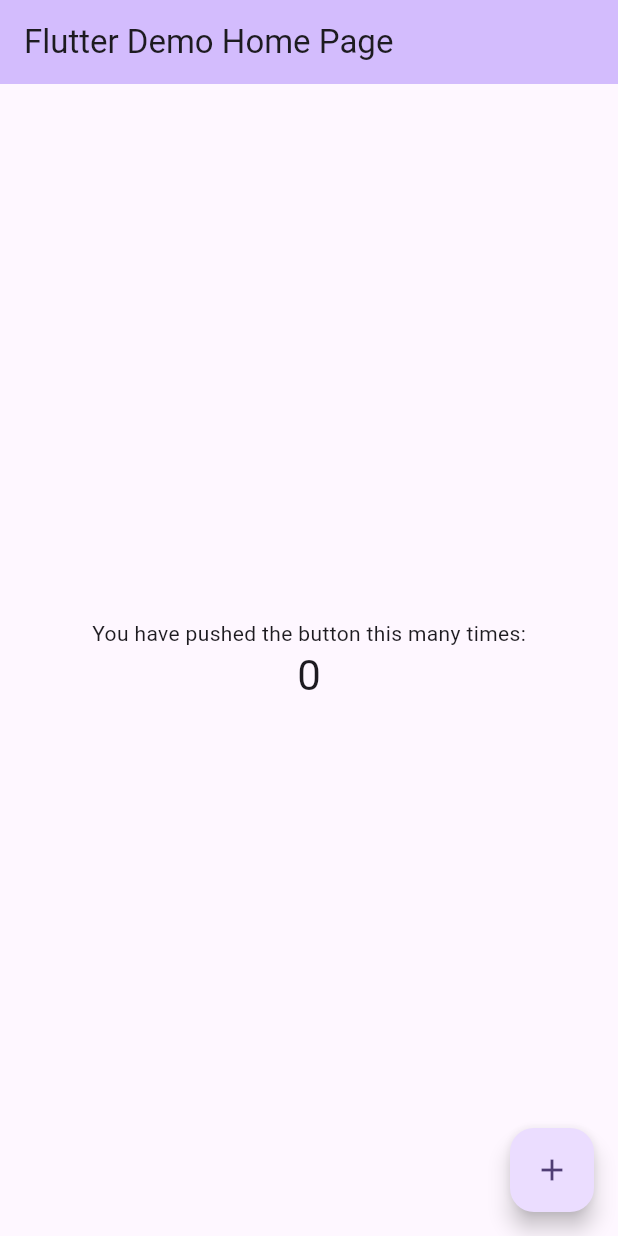
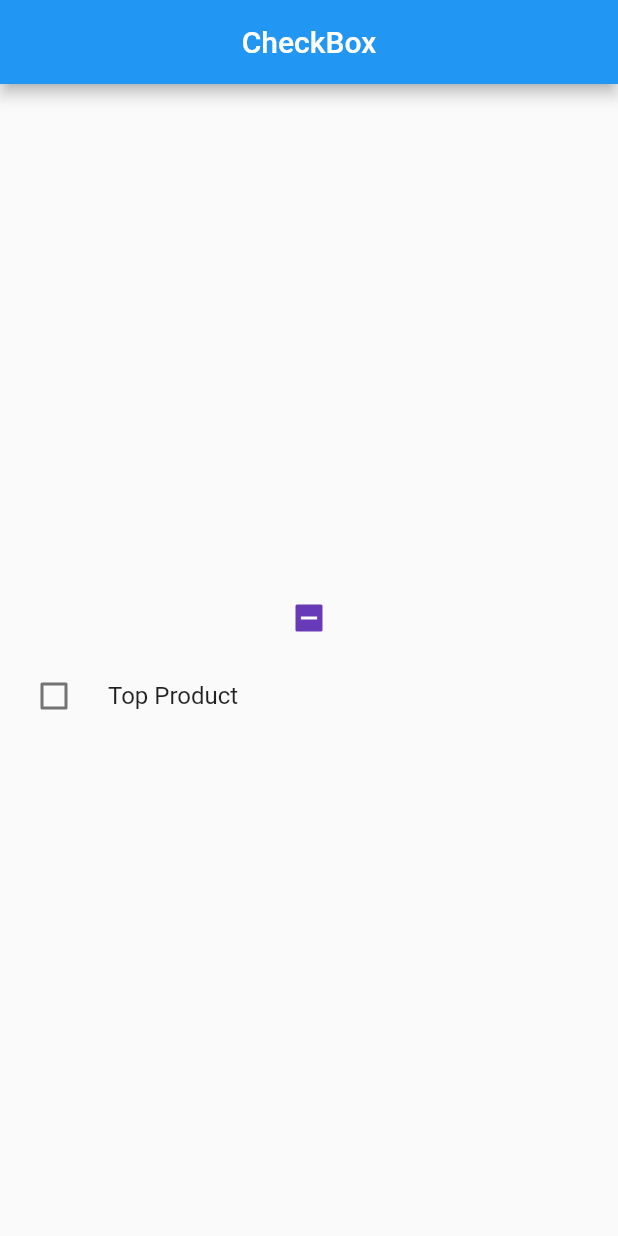
Before and after one commit to islamnabila/flutter_project_hub, a Flutter app: the screen it shows after launch, on a phone screen of 412 x 824 dp. Run offline on Flutter 3.47's test engine with Material 2 defaults, Android fonts, the light colour scheme and no system bars.

Commit message:
checkbox added

```diff
--- a/lib/main.dart
+++ b/lib/main.dart
@@ -1,125 +1,63 @@
+import 'package:flutter/cupertino.dart';
 import 'package:flutter/material.dart';
 
 void main() {
-  runApp(const MyApp());
+  runApp(MyApp());
 }
 
 class MyApp extends StatelessWidget {
   const MyApp({super.key});
 
-  // This widget is the root of your application.
   @override
   Widget build(BuildContext context) {
     return MaterialApp(
-      title: 'Flutter Demo',
-      theme: ThemeData(
-        // This is the theme of your application.
-        //
-        // TRY THIS: Try running your application with "flutter run". You'll see
-        // the application has a blue toolbar. Then, without quitting the app,
-        // try changing the seedColor in the colorScheme below to Colors.green
-        // and then invoke "hot reload" (save your changes or press the "hot
-        // reload" button in a Flutter-supported IDE, or press "r" if you used
-        // the command line to start the app).
-        //
-        // Notice that the counter didn't reset back to zero; the application
-        // state is not lost during the reload. To reset the state, use hot
-        // restart instead.
-        //
-        // This works for code too, not just values: Most code changes can be
-        // tested with just a hot reload.
-        colorScheme: ColorScheme.fromSeed(seedColor: Colors.deepPurple),
-        useMaterial3: true,
-      ),
-      home: const MyHomePage(title: 'Flutter Demo Home Page'),
+      home: MyHome(),
     );
   }
 }
 
-class MyHomePage extends StatefulWidget {
-  const MyHomePage({super.key, required this.title});
-
-  // This widget is the home page of your application. It is stateful, meaning
-  // that it has a State object (defined below) that contains fields that affect
-  // how it looks.
-
-  // This class is the configuration for the state. It holds the values (in this
-  // case the title) provided by the parent (in this case the App widget) and
-  // used by the build method of the State. Fields in a Widget subclass are
-  // always marked "final".
-
-  final String title;
+class MyHome extends StatefulWidget {
+  const MyHome({super.key});
 
   @override
-  State<MyHomePage> createState() => _MyHomePageState();
+  State<MyHome> createState() => _MyHomeState();
 }
 
-class _MyHomePageState extends State<MyHomePage> {
-  int _counter = 0;
-
-  void _incrementCounter() {
-    setState(() {
-      // This call to setState tells the Flutter framework that something has
-      // changed in this State, which causes it to rerun the build method below
-      // so that the display can reflect the updated values. If we changed
-      // _counter without calling setState(), then the build method would not be
-      // called again, and so nothing would appear to happen.
-      _counter++;
-    });
-  }
-
+class _MyHomeState extends State<MyHome> {
+  bool? _checkbox, _listTileCheckbox = false;
   @override
   Widget build(BuildContext context) {
-    // This method is rerun every time setState is called, for instance as done
-    // by the _incrementCounter method above.
-    //
-    // The Flutter framework has been optimized to make rerunning build methods
-    // fast, so that you can just rebuild anything that needs updating rather
-    // than having to individually change instances of widgets.
     return Scaffold(
       appBar: AppBar(
-        // TRY THIS: Try changing the color here to a specific color (to
-        // Colors.amber, perhaps?) and trigger a hot reload to see the AppBar
-        // change color while the other colors stay the same.
-        backgroundColor: Theme.of(context).colorScheme.inversePrimary,
-        // Here we take the value from the MyHomePage object that was created by
-        // the App.build method, and use it to set our appbar title.
-        title: Text(widget.title),
+        title: Text("CheckBox"),
+        centerTitle: true,
       ),
-      body: Center(
-        // Center is a layout widget. It takes a single child and positions it
-        // in the middle of the parent.
-        child: Column(
-          // Column is also a layout widget. It takes a list of children and
-          // arranges them vertically. By default, it sizes itself to fit its
-          // children horizontally, and tries to be as tall as its parent.
-          //
-          // Column has various properties to control how it sizes itself and
-          // how it positions its children. Here we use mainAxisAlignment to
-          // center the children vertically; the main axis here is the vertical
-          // axis because Columns are vertical (the cross axis would be
-          // horizontal).
-          //
-          // TRY THIS: Invoke "debug painting" (choose the "Toggle Debug Paint"
-          // action in the IDE, or press "p" in the console), to see the
-          // wireframe for each widget.
-          mainAxisAlignment: MainAxisAlignment.center,
-          children: <Widget>[
-            const Text(
-              'You have pushed the button this many times:',
-            ),
-            Text(
-              '$_counter',
-              style: Theme.of(context).textTheme.headlineMedium,
-            ),
-          ],
-        ),
+      body: Column(
+        mainAxisAlignment: MainAxisAlignment.center,
+        children: [
+          Checkbox(
+              checkColor: Colors.white,
+              activeColor: Colors.deepPurple,
+              tristate: true,
+              value: _checkbox,
+              onChanged: (value) {
+                setState(() {
+                  _checkbox = value;
+                });
+              }),
+          CheckboxListTile(
+            tristate: true,
+              title: Text("Top Product"),
+              value: _listTileCheckbox,
+              onChanged: (value) {
+                setState(() {
+                  _listTileCheckbox = value;
+                });
+              },
+            controlAffinity: ListTileControlAffinity.leading,
+          )
+        ],
       ),
-      floatingActionButton: FloatingActionButton(
-        onPressed: _incrementCounter,
-        tooltip: 'Increment',
-        child: const Icon(Icons.add),
-      ), // This trailing comma makes auto-formatting nicer for build methods.
     );
   }
 }
```
